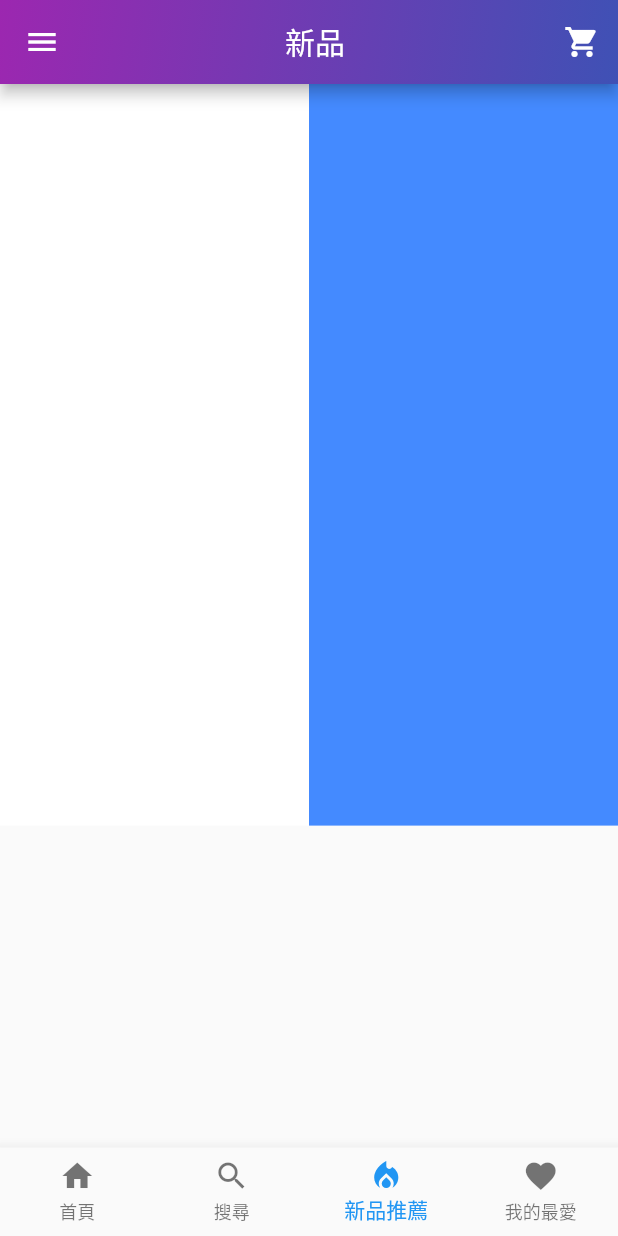
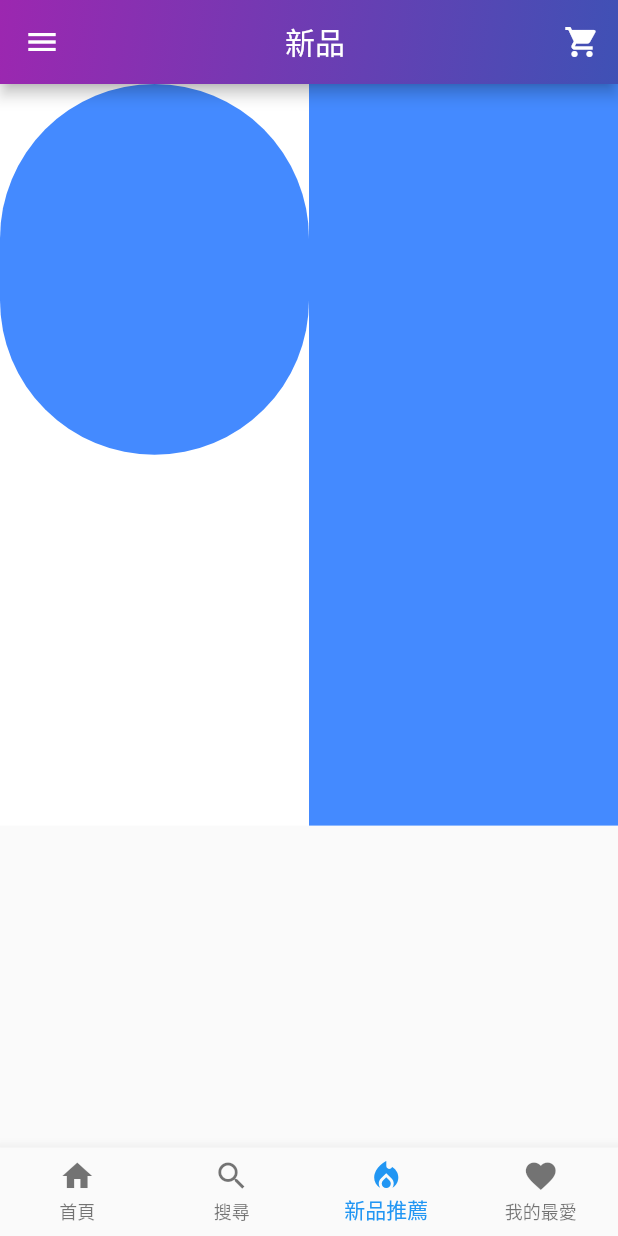
Before and after one commit to oppoop/flutter_eshopping, a Flutter app: the screen it shows after launch, item 3 of the bottom bar chosen, on a phone screen of 412 x 824 dp. Run offline on Flutter 3.47's test engine with Material 2 defaults, Android fonts, the phone set to English and light mode, and no system bars; our stand-ins replace cached_network_image, carousel_slider, google_fonts, image_picker, photo_view, shared_preferences; network calls fail.

Commit message:
移除左側選單雙頁面

```diff
--- a/lib/screen/recommend_screen.dart
+++ b/lib/screen/recommend_screen.dart
@@ -22,12 +22,26 @@ class Recommend extends StatefulWidget {
 class _RecommendState extends State<Recommend> {
   @override
   Widget build(BuildContext context) {
-    return Row(
+    return Stack(
+      alignment: Alignment.centerRight,
       children: [
-        Container(
-          height: MediaQuery.of(context).size.height * 0.6,
-          width: MediaQuery.of(context).size.width * 0.5,
-          color: Colors.white,
+        Stack(
+          alignment: Alignment.topLeft,
+          children: [
+            Container(
+              height: MediaQuery.of(context).size.height * 0.6,
+              width: MediaQuery.of(context).size.width ,
+              color: Colors.white,
+            ),
+            Container(
+              height: MediaQuery.of(context).size.height * 0.3,
+              width: MediaQuery.of(context).size.width*0.5 ,
+              decoration: BoxDecoration(
+                  color: Colors.blueAccent,
+                  borderRadius: BorderRadius.circular(120)
+              ),
+            ),
+          ],
         ),
         Container(
           height: MediaQuery.of(context).size.height * 0.6,
--- a/lib/utils/getImage.dart
+++ b/lib/utils/getImage.dart
@@ -6,7 +6,9 @@ class GetImage {
   int _photoIndex = 0;
   List _actionSheet = [
     {"name": "拍照", "icon": Icon(Icons.camera_alt)},
-    {"name": "相册", "icon": Icon(Icons.photo)}
+    {"name": "相册", "icon": Icon(Icons.photo)},
+    {"name": "man", "icon": Icon(Icons.image)},
+    {"name": "woman", "icon": Icon(Icons.image)},
   ];
 
   Future<void> getActionSheet({required BuildContext context}) async {
```
Also changed, not shown: lib/screen/leftList/drawer_change.dart (+69 -4 lines), lib/screen/leftList/drawer_header.dart (+0 -18 lines), lib/screen/leftList/drawer_status.dart (deleted, +0 -108 lines).
